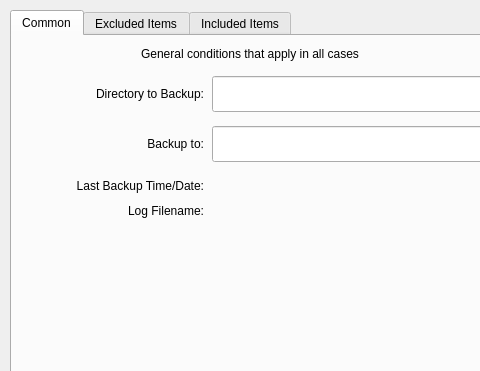
This is src/setup.ui in LornBKerr/backup as Qt 5 draws it before an edit; both pictures show x 0 to 480 and y 0 to 371 of the 600 by 765 pixel window. The edited form follows.
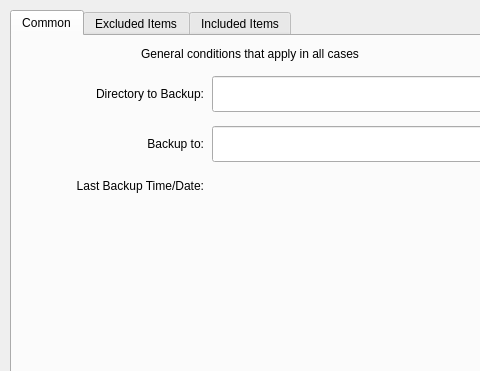
This is the edited form. The open tabs and pages were chosen to show the change.

Commit message: Deleted display of log file location.

Patch:
```diff
--- a/src/setup.ui
+++ b/src/setup.ui
@@ -128,38 +128,6 @@
       <string/>
      </property>
     </widget>
-    <widget class="QLabel" name="lbl_log_filename">
-     <property name="geometry">
-      <rect>
-       <x>10</x>
-       <y>160</y>
-       <width>182</width>
-       <height>30</height>
-      </rect>
-     </property>
-     <property name="text">
-      <string>Log Filename:</string>
-     </property>
-     <property name="alignment">
-      <set>Qt::AlignmentFlag::AlignRight|Qt::AlignmentFlag::AlignTrailing|Qt::AlignmentFlag::AlignVCenter</set>
-     </property>
-    </widget>
-    <widget class="QLabel" name="log_file">
-     <property name="geometry">
-      <rect>
-       <x>200</x>
-       <y>160</y>
-       <width>274</width>
-       <height>30</height>
-      </rect>
-     </property>
-     <property name="toolTip">
-      <string/>
-     </property>
-     <property name="text">
-      <string/>
-     </property>
-    </widget>
     <widget class="QLabel" name="lbl_last_backup">
      <property name="geometry">
       <rect>
```
Left out of the diff: 2 changed lines with no effect on the pictures. The commit also changes 1 other file.
